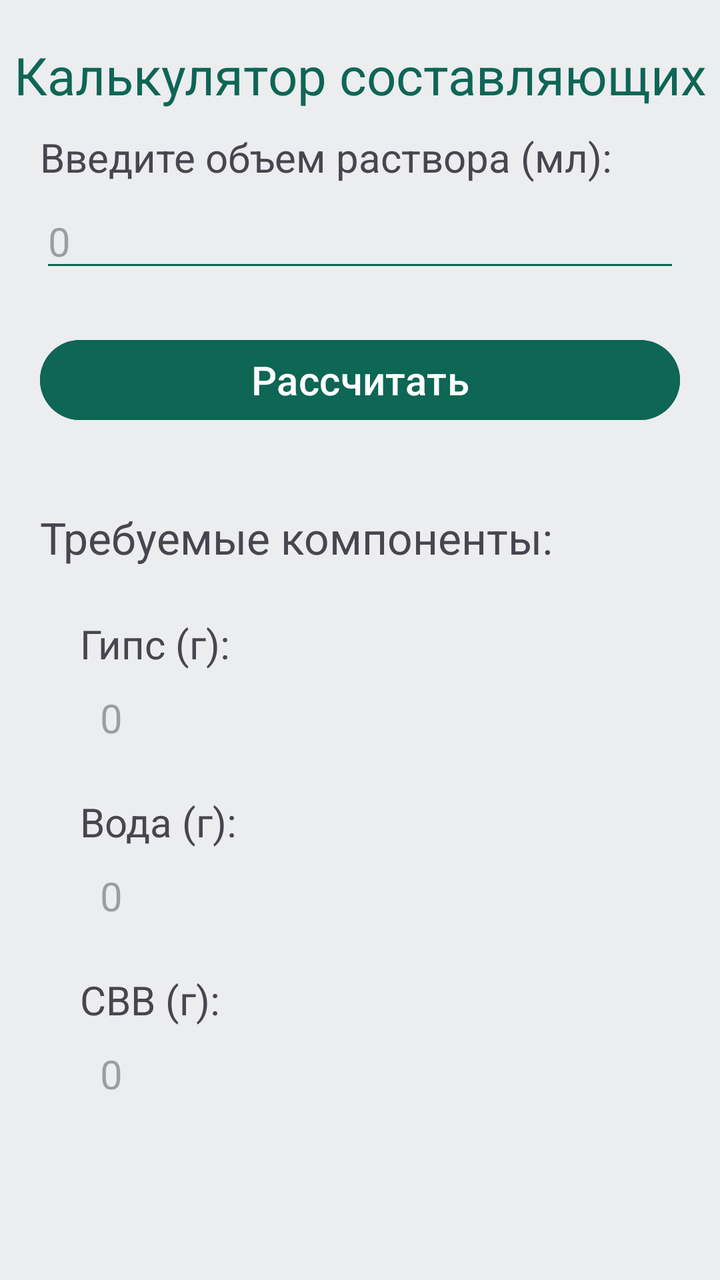
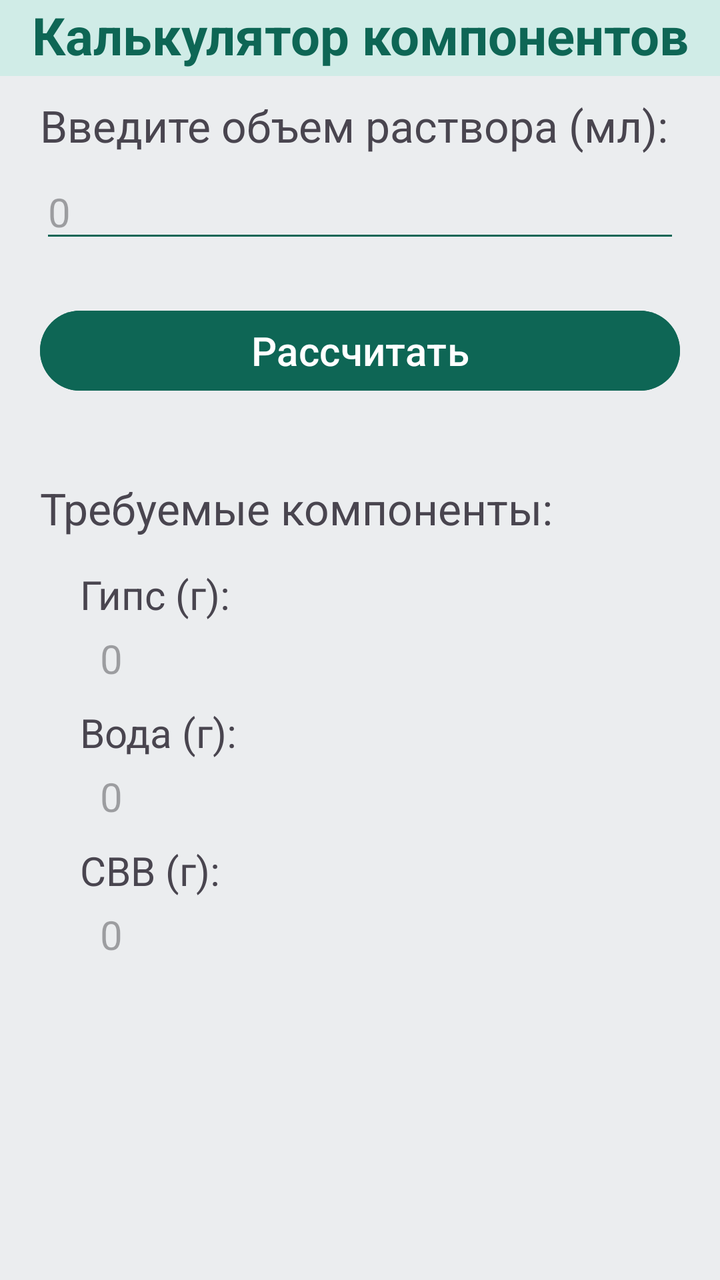

Before-and-after screenshots of an Android layout around one commit, followed by the original layout XML and the change that was made.
<!-- AndroidManifest.xml: application theme Theme.Gypsum -->
<!-- res/layout/activity_main.xml -->
<?xml version="1.0" encoding="utf-8"?>
<androidx.constraintlayout.widget.ConstraintLayout xmlns:android="http://schemas.android.com/apk/res/android"
    xmlns:app="http://schemas.android.com/apk/res-auto"
    xmlns:tools="http://schemas.android.com/tools"
    android:id="@+id/main"
    android:layout_width="match_parent"
    android:layout_height="match_parent"
    tools:context=".MainActivity">

    <RelativeLayout
        android:layout_width="match_parent"
        android:layout_height="match_parent"
        android:background="@color/colorPrimary"
        tools:layout_editor_absoluteX="0dp"
        tools:layout_editor_absoluteY="0dp">

        <TextView
            android:id="@+id/logo"
            android:layout_width="match_parent"
            android:layout_height="wrap_content"
            android:layout_marginTop="20sp"
            android:text="@string/logo"
            android:textAlignment="center"
            android:textColor="@color/colorMain"
            android:textSize="26sp" />

        <TextView
            android:id="@+id/volumeHeadline"
            android:layout_width="match_parent"
            android:layout_height="wrap_content"
            android:layout_below="@+id/logo"
            android:layout_marginHorizontal="20sp"
            android:layout_marginTop="10sp"
            android:text="@string/volumeHeadline"
            android:textSize="20sp" />

        <EditText
            android:id="@+id/volumeInput"
            android:layout_width="match_parent"
            android:layout_height="wrap_content"
            android:layout_below="@+id/volumeHeadline"
            android:layout_marginHorizontal="20sp"
            android:layout_marginTop="5sp"
            android:backgroundTint="@color/colorMain"
            android:ems="10"
            android:hint="@string/volumeInput"
            android:inputType="text"
            android:textSize="20sp" />

        <Button
            android:id="@+id/calculatorButton"
            android:layout_width="match_parent"
            android:layout_height="wrap_content"
            android:layout_below="@+id/volumeInput"
            android:layout_marginHorizontal="20sp"
            android:layout_marginTop="25sp"
            android:backgroundTint="@color/colorMain"
            android:text="@string/calculatorButton"
            android:textSize="20sp" />

        <TextView
            android:id="@+id/componentsOutput"
            android:layout_width="match_parent"
            android:layout_height="wrap_content"
            android:layout_below="@+id/calculatorButton"
            android:layout_marginHorizontal="20sp"
            android:layout_marginTop="40sp"
            android:text="@string/componentsOutput"
            android:textSize="22sp" />

        <TextView
            android:id="@+id/gypsumHeadline"
            android:layout_width="match_parent"
            android:layout_height="wrap_content"
            android:layout_below="@+id/componentsOutput"
            android:layout_marginHorizontal="40sp"
            android:layout_marginTop="25sp"
            android:text="@string/gypsumHeadline"
            android:textSize="20sp" />

        <TextView
            android:id="@+id/gypsumOutput"
            android:layout_width="match_parent"
            android:layout_height="wrap_content"
            android:layout_below="@+id/gypsumHeadline"
            android:layout_marginHorizontal="50sp"
            android:layout_marginTop="10sp"
            android:hint="@string/gypsumOutput"
            android:textSize="20sp" />

        <TextView
            android:id="@+id/waterHeadline"
            android:layout_width="match_parent"
            android:layout_height="wrap_content"
            android:layout_below="@+id/gypsumOutput"
            android:layout_marginHorizontal="40sp"
            android:layout_marginTop="25sp"
            android:text="@string/waterHeadline"
            android:textSize="20sp" />

        <TextView
            android:id="@+id/waterOutput"
            android:layout_width="match_parent"
            android:layout_height="wrap_content"
            android:layout_below="@+id/waterHeadline"
            android:layout_marginHorizontal="50sp"
            android:layout_marginTop="10sp"
            android:hint="@string/waterOutput"
            android:textSize="20sp" />

        <TextView
            android:id="@+id/svvHeadline"
            android:layout_width="match_parent"
            android:layout_height="wrap_content"
            android:layout_below="@+id/waterOutput"
            android:layout_marginHorizontal="40sp"
            android:layout_marginTop="25sp"
            android:text="@string/svvHeadline"
            android:textSize="20sp" />

        <TextView
            android:id="@+id/svvOutput"
            android:layout_width="match_parent"
            android:layout_height="wrap_content"
            android:layout_below="@+id/svvHeadline"
            android:layout_marginHorizontal="50sp"
            android:layout_marginTop="10sp"
            android:hint="@string/svvOutput"
            android:textSize="20sp" />




    </RelativeLayout>
</androidx.constraintlayout.widget.ConstraintLayout>
<!-- resources referenced by this layout -->
<resources>
  <color name="colorMain">#0E6655</color>
  <color name="colorPrimary">#EBEDEF</color>
  <string name="calculatorButton">Рассчитать</string>
  <string name="componentsOutput">Требуемые компоненты:</string>
  <string name="gypsumHeadline">Гипс (г):</string>
  <string name="gypsumOutput">0</string>
  <string name="logo">Калькулятор составляющих</string>
  <string name="svvHeadline">СВВ (г):</string>
  <string name="svvOutput">0</string>
  <string name="volumeHeadline">Введите объем раствора (мл):</string>
  <string name="volumeInput">0</string>
  <string name="waterHeadline">Вода (г):</string>
  <string name="waterOutput">0</string>
  <style name="Theme.Gypsum" parent="Base.Theme.Gypsum" />
  <style name="Base.Theme.Gypsum" parent="Theme.Material3.DayNight.NoActionBar">
          
          
      </style>
</resources>

<!-- the commit's change to res/layout/activity_main.xml (unified diff, before → after) -->
@@ -17,12 +17,13 @@
         <TextView
             android:id="@+id/logo"
             android:layout_width="match_parent"
-            android:layout_height="wrap_content"
-            android:layout_marginTop="20sp"
+            android:layout_height="38dp"
+            android:background="@color/colorBackground"
             android:text="@string/logo"
             android:textAlignment="center"
             android:textColor="@color/colorMain"
-            android:textSize="26sp" />
+            android:textSize="26sp"
+            android:textStyle="bold" />
 
         <TextView
             android:id="@+id/volumeHeadline"
@@ -32,7 +33,7 @@
             android:layout_marginHorizontal="20sp"
             android:layout_marginTop="10sp"
             android:text="@string/volumeHeadline"
-            android:textSize="20sp" />
+            android:textSize="22sp" />
 
         <EditText
             android:id="@+id/volumeInput"
@@ -74,7 +75,7 @@
             android:layout_height="wrap_content"
             android:layout_below="@+id/componentsOutput"
             android:layout_marginHorizontal="40sp"
-            android:layout_marginTop="25sp"
+            android:layout_marginTop="15sp"
             android:text="@string/gypsumHeadline"
             android:textSize="20sp" />
 
@@ -84,7 +85,7 @@
             android:layout_height="wrap_content"
             android:layout_below="@+id/gypsumHeadline"
             android:layout_marginHorizontal="50sp"
-            android:layout_marginTop="10sp"
+            android:layout_marginTop="5sp"
             android:hint="@string/gypsumOutput"
             android:textSize="20sp" />
 
@@ -94,7 +95,7 @@
             android:layout_height="wrap_content"
             android:layout_below="@+id/gypsumOutput"
             android:layout_marginHorizontal="40sp"
-            android:layout_marginTop="25sp"
+            android:layout_marginTop="10sp"
             android:text="@string/waterHeadline"
             android:textSize="20sp" />
 
@@ -104,7 +105,7 @@
             android:layout_height="wrap_content"
             android:layout_below="@+id/waterHeadline"
             android:layout_marginHorizontal="50sp"
-            android:layout_marginTop="10sp"
+            android:layout_marginTop="5sp"
             android:hint="@string/waterOutput"
             android:textSize="20sp" />
 
@@ -114,7 +115,7 @@
             android:layout_height="wrap_content"
             android:layout_below="@+id/waterOutput"
             android:layout_marginHorizontal="40sp"
-            android:layout_marginTop="25sp"
+            android:layout_marginTop="10sp"
             android:text="@string/svvHeadline"
             android:textSize="20sp" />
 
@@ -124,12 +125,9 @@
             android:layout_height="wrap_content"
             android:layout_below="@+id/svvHeadline"
             android:layout_marginHorizontal="50sp"
-            android:layout_marginTop="10sp"
+            android:layout_marginTop="5sp"
             android:hint="@string/svvOutput"
             android:textSize="20sp" />
 
-
-
-
     </RelativeLayout>
 </androidx.constraintlayout.widget.ConstraintLayout>
<!-- resource entries referenced after the edit -->
@@ -1,12 +1,13 @@
 <!-- resources referenced by this layout -->
 <resources>
+  <color name="colorBackground">#D0ECE7</color>
   <color name="colorMain">#0E6655</color>
   <color name="colorPrimary">#EBEDEF</color>
   <string name="calculatorButton">Рассчитать</string>
   <string name="componentsOutput">Требуемые компоненты:</string>
   <string name="gypsumHeadline">Гипс (г):</string>
   <string name="gypsumOutput">0</string>
-  <string name="logo">Калькулятор составляющих</string>
+  <string name="logo">Калькулятор компонентов</string>
   <string name="svvHeadline">СВВ (г):</string>
   <string name="svvOutput">0</string>
   <string name="volumeHeadline">Введите объем раствора (мл):</string>
